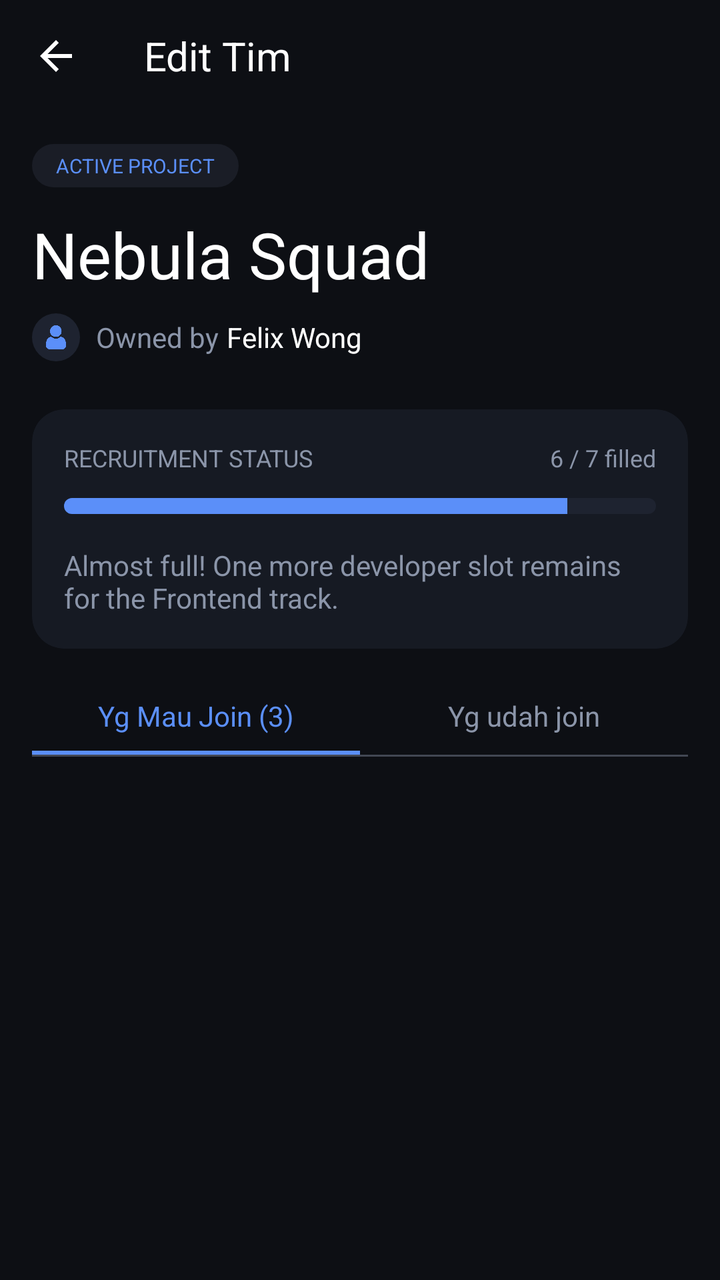
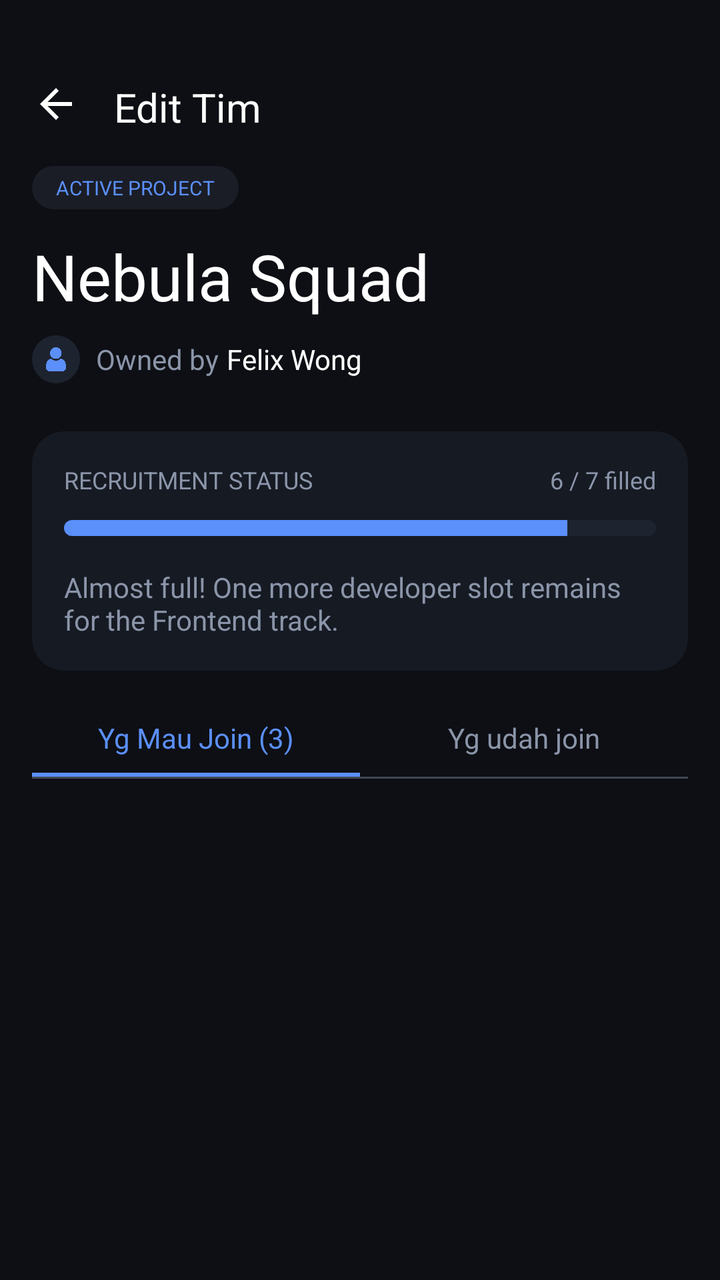

The first picture is an Android layout as it rendered before a commit; the second is the same layout after the commit. The layout source and the unified diff follow.
<!-- AndroidManifest.xml: application theme Theme.Joko -->
<!-- res/layout/activity_manage_applicants.xml -->
<?xml version="1.0" encoding="utf-8"?>
<LinearLayout xmlns:android="http://schemas.android.com/apk/res/android"
    xmlns:app="http://schemas.android.com/apk/res-auto"
    android:layout_width="match_parent"
    android:layout_height="match_parent"
    android:background="@color/bg_base"
    android:orientation="vertical">

    
    <RelativeLayout
        android:layout_width="match_parent"
        android:layout_height="56dp"
        android:paddingHorizontal="16dp">

        <ImageView
            android:id="@+id/btn_back"
            android:layout_width="24dp"
            android:layout_height="24dp"
            android:layout_centerVertical="true"
            android:src="@drawable/abc_ic_ab_back_material"
            app:tint="@color/white" />

        <TextView
            android:layout_width="wrap_content"
            android:layout_height="wrap_content"
            android:layout_centerVertical="true"
            android:layout_marginStart="32dp"
            android:layout_toEndOf="@id/btn_back"
            android:fontFamily="sans-serif-black"
            android:text="Edit Tim"
            android:textColor="@color/white"
            android:textSize="20sp" />
    </RelativeLayout>

    <androidx.core.widget.NestedScrollView
        android:layout_width="match_parent"
        android:layout_height="match_parent">

        <LinearLayout
            android:layout_width="match_parent"
            android:layout_height="wrap_content"
            android:orientation="vertical"
            android:padding="16dp">

            <TextView
                android:layout_width="wrap_content"
                android:layout_height="wrap_content"
                android:background="@drawable/bg_status_badge"
                android:backgroundTint="#1A1D26"
                android:paddingHorizontal="12dp"
                android:paddingVertical="4dp"
                android:text="ACTIVE PROJECT"
                android:textColor="@color/primary"
                android:textSize="10sp"
                android:fontFamily="sans-serif-black" />

            <TextView
                android:layout_width="wrap_content"
                android:layout_height="wrap_content"
                android:layout_marginTop="12dp"
                android:fontFamily="sans-serif-black"
                android:text="Nebula Squad"
                android:textColor="@color/white"
                android:textSize="32sp" />

            <LinearLayout
                android:layout_width="wrap_content"
                android:layout_height="wrap_content"
                android:layout_marginTop="8dp"
                android:gravity="center_vertical"
                android:orientation="horizontal">

                <com.google.android.material.imageview.ShapeableImageView
                    android:layout_width="24dp"
                    android:layout_height="24dp"
                    android:src="@drawable/default_avatar"
                    app:shapeAppearanceOverlay="@style/CircleImage" />

                <TextView
                    android:layout_width="wrap_content"
                    android:layout_height="wrap_content"
                    android:layout_marginStart="8dp"
                    android:text="Owned by"
                    android:textColor="@color/text_secondary"
                    android:textSize="14sp" />

                <TextView
                    android:layout_width="wrap_content"
                    android:layout_height="wrap_content"
                    android:layout_marginStart="4dp"
                    android:fontFamily="sans-serif-black"
                    android:text="Felix Wong"
                    android:textColor="@color/white"
                    android:textSize="14sp" />
            </LinearLayout>

            
            <androidx.cardview.widget.CardView
                android:layout_width="match_parent"
                android:layout_height="wrap_content"
                android:layout_marginTop="24dp"
                app:cardBackgroundColor="@color/bg_surface"
                app:cardCornerRadius="16dp"
                app:cardElevation="0dp"
                app:contentPadding="16dp">

                <LinearLayout
                    android:layout_width="match_parent"
                    android:layout_height="wrap_content"
                    android:orientation="vertical">

                    <RelativeLayout
                        android:layout_width="match_parent"
                        android:layout_height="wrap_content">

                        <TextView
                            android:layout_width="wrap_content"
                            android:layout_height="wrap_content"
                            android:text="RECRUITMENT STATUS"
                            android:textColor="@color/text_secondary"
                            android:textSize="12sp"
                            android:fontFamily="sans-serif-black" />

                        <TextView
                            android:layout_width="wrap_content"
                            android:layout_height="wrap_content"
                            android:layout_alignParentEnd="true"
                            android:text="6 / 7 filled"
                            android:textColor="@color/text_secondary"
                            android:textSize="12sp" />
                    </RelativeLayout>

                    <ProgressBar
                        style="@android:style/Widget.ProgressBar.Horizontal"
                        android:layout_width="match_parent"
                        android:layout_height="8dp"
                        android:layout_marginTop="12dp"
                        android:progress="85"
                        android:progressDrawable="@drawable/custom_progress_bar" />

                    <TextView
                        android:id="@+id/tv_status_note"
                        android:layout_width="match_parent"
                        android:layout_height="wrap_content"
                        android:layout_marginTop="16dp"
                        android:text="Almost full! One more developer slot remains for the Frontend track."
                        android:textColor="@color/text_secondary"
                        android:textSize="14sp" />
                </LinearLayout>
            </androidx.cardview.widget.CardView>

            
            <LinearLayout
                android:layout_width="match_parent"
                android:layout_height="wrap_content"
                android:layout_marginTop="24dp"
                android:orientation="horizontal">

                <LinearLayout
                    android:id="@+id/tab_applicants"
                    android:layout_width="0dp"
                    android:layout_height="wrap_content"
                    android:layout_weight="1"
                    android:gravity="center"
                    android:orientation="vertical">

                    <TextView
                        android:id="@+id/tv_tab_applicants"
                        android:layout_width="wrap_content"
                        android:layout_height="wrap_content"
                        android:fontFamily="sans-serif-black"
                        android:text="Yg Mau Join (3)"
                        android:textColor="@color/primary"
                        android:textSize="14sp" />

                    <View
                        android:id="@+id/indicator_applicants"
                        android:layout_width="match_parent"
                        android:layout_height="2dp"
                        android:layout_marginTop="8dp"
                        android:background="@color/primary" />
                </LinearLayout>

                <LinearLayout
                    android:id="@+id/tab_members"
                    android:layout_width="0dp"
                    android:layout_height="wrap_content"
                    android:layout_weight="1"
                    android:gravity="center"
                    android:orientation="vertical">

                    <TextView
                        android:id="@+id/tv_tab_members"
                        android:layout_width="wrap_content"
                        android:layout_height="wrap_content"
                        android:fontFamily="sans-serif-medium"
                        android:text="Yg udah join"
                        android:textColor="@color/text_secondary"
                        android:textSize="14sp" />

                    <View
                        android:id="@+id/indicator_members"
                        android:layout_width="match_parent"
                        android:layout_height="2dp"
                        android:layout_marginTop="8dp"
                        android:background="@color/primary"
                        android:visibility="invisible" />
                </LinearLayout>
            </LinearLayout>

            <View
                android:layout_width="match_parent"
                android:layout_height="1dp"
                android:background="@color/outline_variant" />

            
            <LinearLayout
                android:id="@+id/container_content"
                android:layout_width="match_parent"
                android:layout_height="wrap_content"
                android:layout_marginTop="16dp"
                android:orientation="vertical">
                
            </LinearLayout>

        </LinearLayout>
    </androidx.core.widget.NestedScrollView>

</LinearLayout>
<!-- resources referenced by this layout -->
<resources>
  <color name="bg_base">#0D0F14</color>
  <color name="bg_surface">#161A23</color>
  <color name="outline_variant">#424753</color>
  <color name="primary">#5B8FF9</color>
  <color name="text_secondary">#8B95A9</color>
  <color name="white">#FFFFFFFF</color>
  <!-- drawable bg_status_badge (drawable) -->
  <?xml version="1.0" encoding="utf-8"?>
  <shape xmlns:android="http://schemas.android.com/apk/res/android">
      <solid android:color="#1A1D26" />
      <corners android:radius="12dp" />
  </shape>
  <!-- drawable custom_progress_bar (drawable) -->
  <?xml version="1.0" encoding="utf-8"?>
  <layer-list xmlns:android="http://schemas.android.com/apk/res/android">
      <item android:id="@android:id/background">
          <shape>
              <corners android:radius="4dp" />
              <solid android:color="@color/bg_elevated" />
          </shape>
      </item>
      <item android:id="@android:id/progress">
          <clip>
              <shape>
                  <corners android:radius="4dp" />
                  <solid android:color="@color/primary" />
              </shape>
          </clip>
      </item>
  </layer-list>
  <!-- drawable default_avatar: png bitmap (drawable, 5936 bytes) -->
  <style name="CircleImage">
          <item name="cornerSize">50%</item>
      </style>
  <style name="Theme.Joko" parent="Base.Theme.Joko" />
  <color name="bg_elevated">#1E2330</color>
  <style name="Base.Theme.Joko" parent="Theme.Material3.DayNight.NoActionBar">
          <item name="colorPrimary">@color/primary</item>
          <item name="android:statusBarColor">@color/bg_base</item>
          <item name="android:windowBackground">@color/bg_base</item>
  
          
          <item name="fontFamily">@font/font_body</item>
  
          <item name="textAppearanceHeadlineLarge">@style/TextAppearance.App.HeadlineLarge</item>
          <item name="textAppearanceHeadlineMedium">@style/TextAppearance.App.HeadlineMedium</item>
          <item name="textAppearanceHeadlineSmall">@style/TextAppearance.App.HeadlineSmall</item>
          <item name="textAppearanceTitleLarge">@style/TextAppearance.App.TitleLarge</item>
      </style>
  <style name="TextAppearance.App.HeadlineLarge" parent="TextAppearance.Material3.HeadlineLarge">
          <item name="fontFamily">@font/font_headlines</item>
          <item name="android:fontFamily">@font/font_headlines</item>
      </style>
  <style name="TextAppearance.App.HeadlineMedium" parent="TextAppearance.Material3.HeadlineMedium">
          <item name="fontFamily">@font/font_headlines</item>
          <item name="android:fontFamily">@font/font_headlines</item>
      </style>
  <style name="TextAppearance.App.HeadlineSmall" parent="TextAppearance.Material3.HeadlineSmall">
          <item name="fontFamily">@font/font_headlines</item>
          <item name="android:fontFamily">@font/font_headlines</item>
      </style>
  <style name="TextAppearance.App.TitleLarge" parent="TextAppearance.Material3.TitleLarge">
          <item name="fontFamily">@font/font_headlines</item>
          <item name="android:fontFamily">@font/font_headlines</item>
          <item name="android:textStyle">bold</item>
      </style>
</resources>

<!-- the commit's change to res/layout/activity_manage_applicants.xml (unified diff, before → after) -->
@@ -9,22 +9,22 @@
     
     <RelativeLayout
         android:layout_width="match_parent"
-        android:layout_height="56dp"
+        android:layout_height="wrap_content"
+        android:minHeight="56dp"
+        android:paddingTop="40dp"
         android:paddingHorizontal="16dp">
 
         <ImageView
             android:id="@+id/btn_back"
             android:layout_width="24dp"
             android:layout_height="24dp"
-            android:layout_centerVertical="true"
             android:src="@drawable/abc_ic_ab_back_material"
             app:tint="@color/white" />
 
         <TextView
             android:layout_width="wrap_content"
             android:layout_height="wrap_content"
-            android:layout_centerVertical="true"
-            android:layout_marginStart="32dp"
+            android:layout_marginStart="17dp"
             android:layout_toEndOf="@id/btn_back"
             android:fontFamily="sans-serif-black"
             android:text="Edit Tim"
